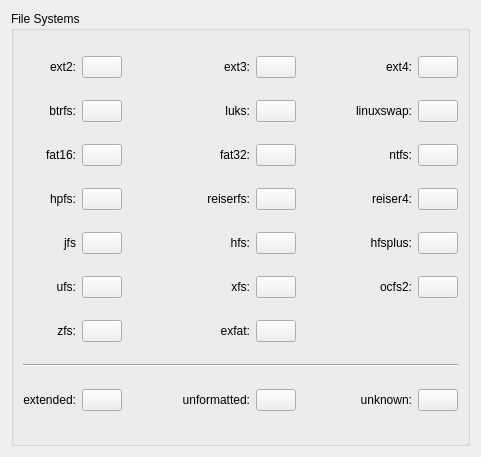
The window that src/config/configurepagefilesystemcolors.ui (KDE/partitionmanager) describes before a commit, drawn with Qt 5.
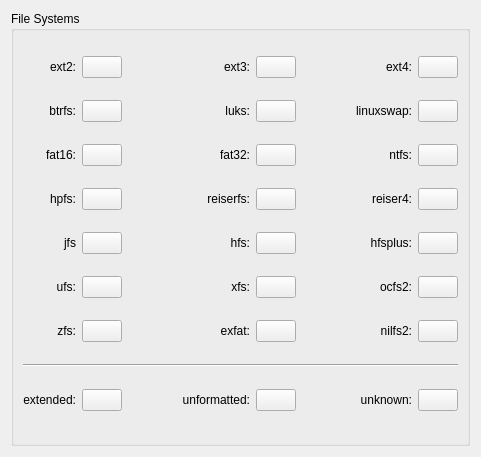
The same window after the commit. Custom widgets are drawn as their Qt base class.

Commit message: Add support for NILFS2 file system.

The edit to the form file:
```diff
--- a/src/config/configurepagefilesystemcolors.ui
+++ b/src/config/configurepagefilesystemcolors.ui
@@ -577,6 +577,19 @@
       <item row="6" column="4">
        <widget class="KColorButton" name="kcfg_fileSystemColorCode22"/>
       </item>
+      <item row="6" column="6">
+       <widget class="QLabel" name="textLabel_27">
+        <property name="text">
+         <string>nilfs2:</string>
+        </property>
+        <property name="alignment">
+         <set>Qt::AlignRight|Qt::AlignTrailing|Qt::AlignVCenter</set>
+        </property>
+       </widget>
+      </item>
+      <item row="6" column="7">
+       <widget class="KColorButton" name="kcfg_fileSystemColorCode23"/>
+      </item>
      </layout>
     </widget>
    </item>
```
The commit also changes 7 other files.
